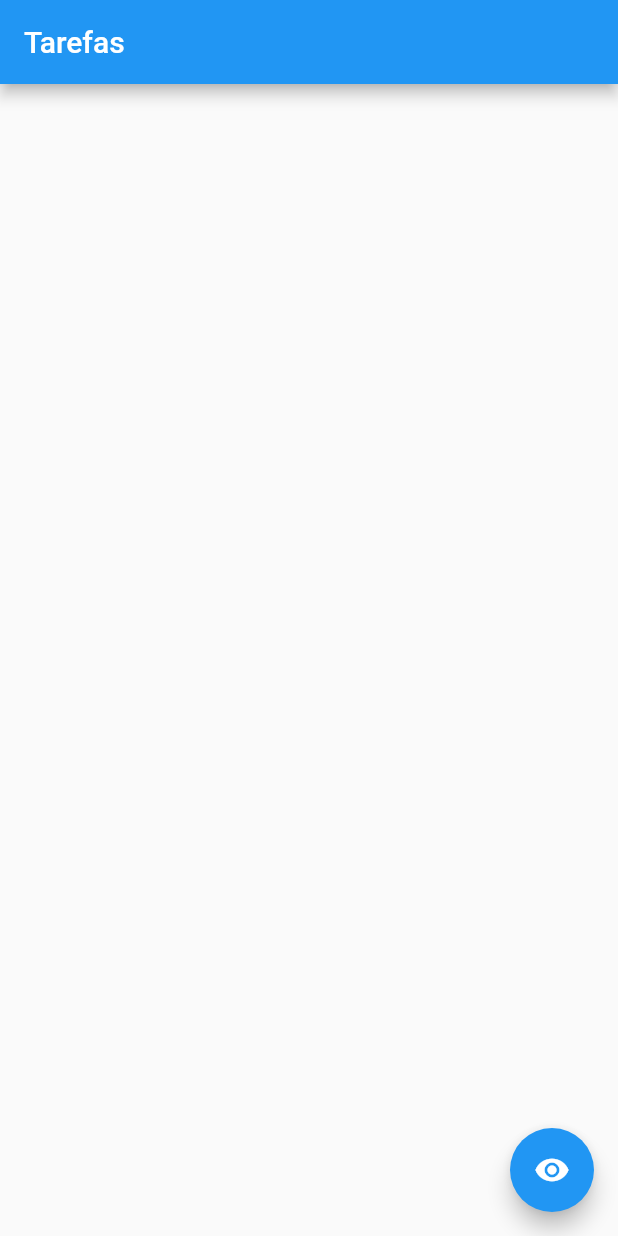
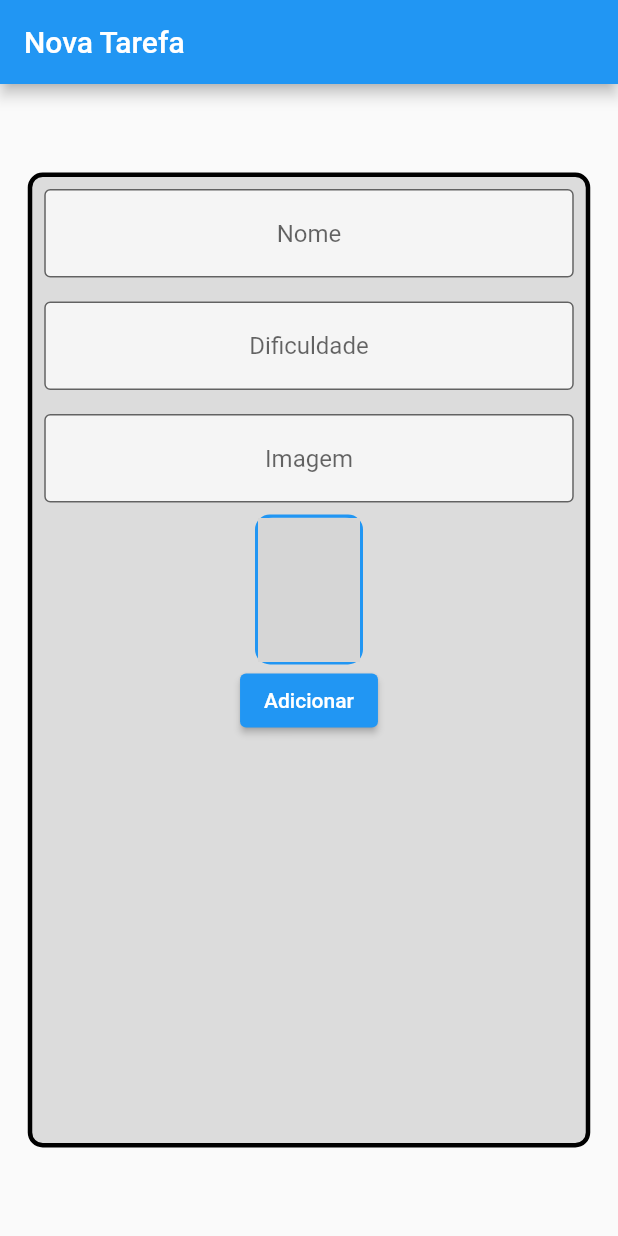
Before and after one commit to andre-alck/flutter_controller_navegacao_e_estados, a Flutter app: the screen it shows after launch, on a phone screen of 412 x 824 dp. Run offline on Flutter 3.47's test engine with Material 2 defaults, Android fonts, the phone set to English and light mode, and no system bars; network calls fail; statements that could not run were skipped; grey boxes are pictures that could not be loaded.

Commit message:
feat: add 1/2 1

```diff
--- a/lib/main.dart
+++ b/lib/main.dart
@@ -1,3 +1,4 @@
+import 'package:alura_app/screens/form_screen.dart';
 import 'package:flutter/material.dart';
 
 import 'screens/initial_screen.dart';
@@ -22,7 +23,7 @@ class MyApp extends StatelessWidget {
       theme: ThemeData(
         primarySwatch: Colors.blue,
       ),
-      home: const InitialScreen(),
+      home: const FormScreen(),
     );
   }
 }
--- /dev/null
+++ b/lib/screens/form_screen.dart
@@ -0,0 +1,133 @@
+import 'package:flutter/material.dart';
+
+class FormScreen extends StatefulWidget {
+  const FormScreen({super.key});
+
+  @override
+  State<FormScreen> createState() => _FormScreenState();
+}
+
+class _FormScreenState extends State<FormScreen> {
+  TextEditingController nameController = TextEditingController();
+  TextEditingController difficultyController = TextEditingController();
+  TextEditingController imageController = TextEditingController();
+
+  @override
+  Widget build(BuildContext context) {
+    return Scaffold(
+      appBar: AppBar(
+        title: const Text(
+          "Nova Tarefa",
+        ),
+      ),
+      body: Center(
+        child: Container(
+          height: 650,
+          width: 375,
+          decoration: BoxDecoration(
+            color: Colors.black12,
+            borderRadius: BorderRadius.circular(
+              10.0,
+            ),
+            border: Border.all(
+              width: 3,
+            ),
+          ),
+          child: Column(
+            children: [
+              Padding(
+                padding: const EdgeInsets.all(
+                  8.0,
+                ),
+                child: TextFormField(
+                  textAlign: TextAlign.center,
+                  controller: nameController,
+                  decoration: const InputDecoration(
+                    border: OutlineInputBorder(),
+                    hintText: 'Nome',
+                    fillColor: Colors.white70,
+                    filled: true,
+                  ),
+                ),
+              ),
+              Padding(
+                padding: const EdgeInsets.all(
+                  8.0,
+                ),
+                child: TextFormField(
+                  textAlign: TextAlign.center,
+                  controller: difficultyController,
+                  decoration: const InputDecoration(
+                    border: OutlineInputBorder(),
+                    hintText: 'Dificuldade',
+                    fillColor: Colors.white70,
+                    filled: true,
+                  ),
+                ),
+              ),
+              Padding(
+                padding: const EdgeInsets.all(
+                  8.0,
+                ),
+                child: TextFormField(
+                  onChanged: (
+                    value,
+                  ) =>
+                      setState(
+                    () {},
+                  ),
+                  textAlign: TextAlign.center,
+                  controller: imageController,
+                  decoration: const InputDecoration(
+                    border: OutlineInputBorder(),
+                    hintText: 'Imagem',
+                    fillColor: Colors.white70,
+                    filled: true,
+                  ),
+                ),
+              ),
+              Container(
+                height: 100,
+                width: 72,
+                decoration: BoxDecoration(
+                  color: Colors.blue,
+                  borderRadius: BorderRadius.circular(10),
+                  border: Border.all(
+                    width: 2,
+                    color: Colors.blue,
+                  ),
+                ),
+                child: ClipRRect(
+                  borderRadius: BorderRadius.circular(
+                    10,
+                  ),
+                  child: Image.network(
+                    errorBuilder: (
+                      context,
+                      error,
+                      stackTrace,
+                    ) {
+                      return Container(
+                        Image.asset(
+                          'assets/images/dash.png',
+                        ),
+                      );
+                    },
+                    fit: BoxFit.cover,
+                    imageController.text.trim(),
+                  ),
+                ),
+              ),
+              ElevatedButton(
+                onPressed: () {},
+                child: const Text(
+                  'Adicionar',
+                ),
+              ),
+            ],
+          ),
+        ),
+      ),
+    );
+  }
+}
```
